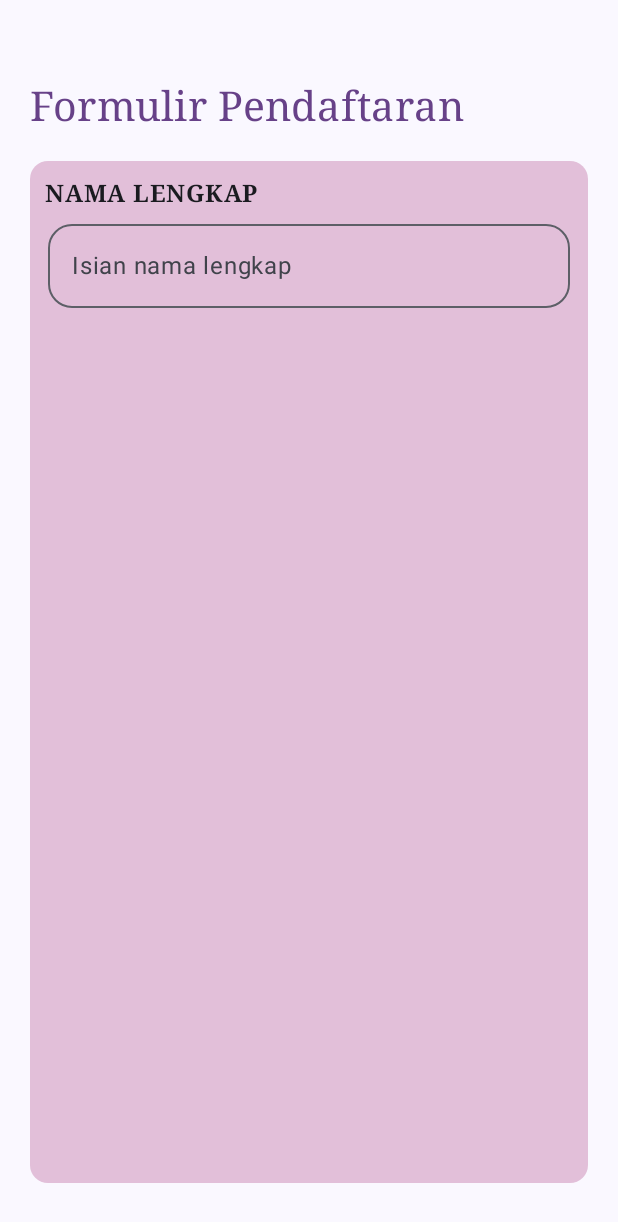
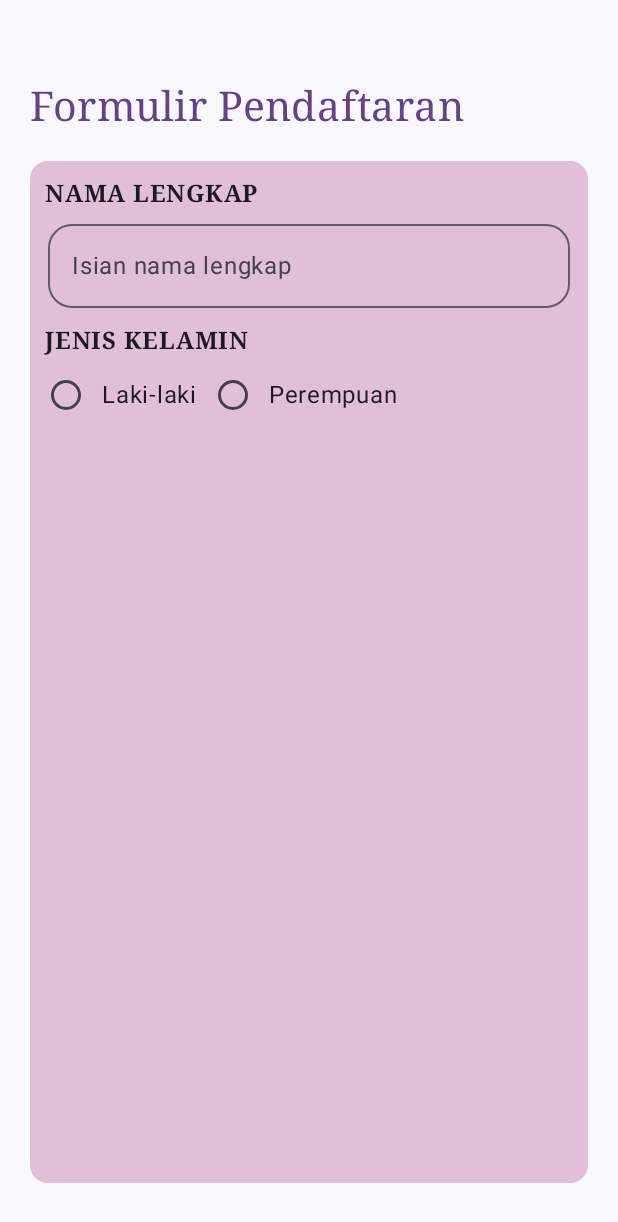
Before and after one commit to sabilafirdias/QuestNavigasTugas_192, an Android app built with Jetpack Compose: the composable FormDaftar shown on its own in the app's theme, on a phone screen of 412 x 824 dp. Shown: the top 1222 px of the screen. Run offline under Robolectric (Android 15) with nearby library versions, the phone set to English and light mode, and no system bars.

Commit message:
membuat label dan pilihan formulir jenis kelamin

```diff
--- a/app/src/main/java/com/example/tugas6/view/FormulirDaftar.kt
+++ b/app/src/main/java/com/example/tugas6/view/FormulirDaftar.kt
@@ -66,9 +66,8 @@ fun FormDaftar(onBeranda: () -> Unit, modifier: Modifier = Modifier) {
                 containerColor = colorResource(id = R.color.ungu1)
             )
         ) {
-            Text(
-                modifier = Modifier
-                    .padding(start = 10.dp, top = 10.dp),
+            Text(modifier = Modifier
+                .padding(start = 10.dp, top = 10.dp),
                 text = "NAMA LENGKAP",
                 fontFamily = FontFamily.Serif,
                 fontWeight = FontWeight.Bold
@@ -83,6 +82,32 @@ fun FormDaftar(onBeranda: () -> Unit, modifier: Modifier = Modifier) {
                 onValueChange = { textNama = it }
             )
 
+            Text(modifier = Modifier
+                .padding(start = 10.dp, top = 10.dp),
+                text = "JENIS KELAMIN",
+                fontFamily = FontFamily.Serif,
+                fontWeight = FontWeight.Bold
+            )
+            Row {
+                gender.forEach { item ->
+                    Row(modifier = Modifier.selectable(
+                        selected = textJK == item,
+
+                        onClick = { textJK = item }
+                    ), verticalAlignment = Alignment.CenterVertically,
+                        ) {
+                        RadioButton(
+                            selected = textJK == item,
+
+                            onClick = {
+                                textJK = item
+                            })
+                        Text(item)
+                    }
+                }
+            }
+
+
         }
     }
 }
```
